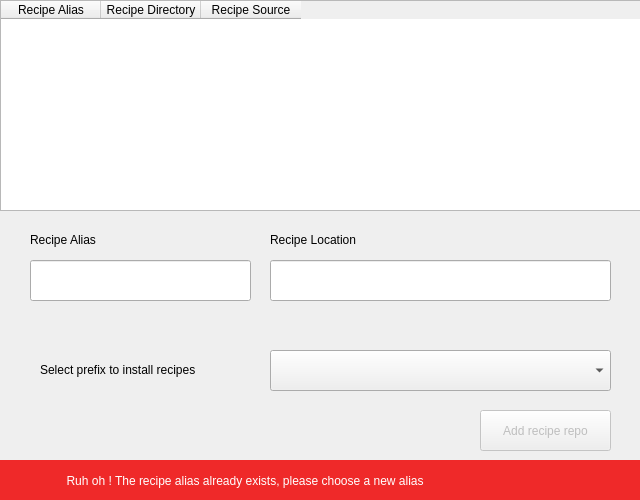
Qt form designer/recipe_config.ui (NinjaComics/pybombs-qtgui) before a commit.
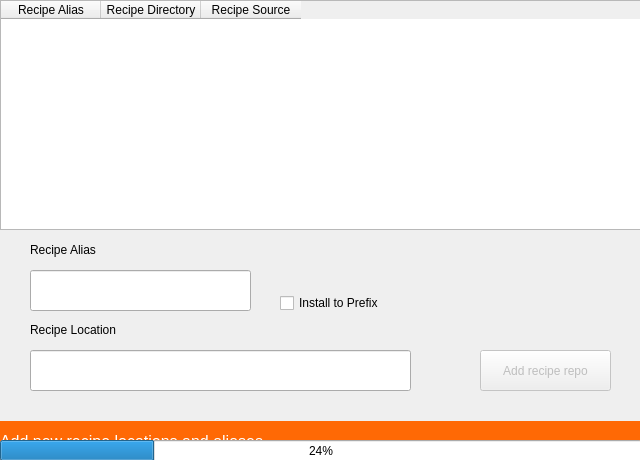
The same form after that commit.

Commit message: Add functionalities to recipe manager dialog

The edit to the form file:
```diff
--- a/designer/recipe_config.ui
+++ b/designer/recipe_config.ui
@@ -7,7 +7,7 @@
     <x>0</x>
     <y>0</y>
     <width>640</width>
-    <height>500</height>
+    <height>460</height>
    </rect>
   </property>
   <property name="sizePolicy">
@@ -26,7 +26,7 @@
    <property name="geometry">
     <rect>
      <x>30</x>
-     <y>260</y>
+     <y>270</y>
      <width>221</width>
      <height>41</height>
     </rect>
@@ -35,9 +35,9 @@
   <widget class="QLineEdit" name="lineEdit_2">
    <property name="geometry">
     <rect>
-     <x>270</x>
-     <y>260</y>
-     <width>341</width>
+     <x>30</x>
+     <y>350</y>
+     <width>381</width>
      <height>41</height>
     </rect>
    </property>
@@ -49,7 +49,7 @@
    <property name="geometry">
     <rect>
      <x>30</x>
-     <y>230</y>
+     <y>240</y>
      <width>101</width>
      <height>20</height>
     </rect>
@@ -61,8 +61,8 @@
   <widget class="QLabel" name="label_2">
    <property name="geometry">
     <rect>
-     <x>270</x>
-     <y>230</y>
+     <x>30</x>
+     <y>320</y>
      <width>111</width>
      <height>20</height>
     </rect>
@@ -77,7 +77,7 @@
      <x>0</x>
      <y>0</y>
      <width>641</width>
-     <height>211</height>
+     <height>230</height>
     </rect>
    </property>
    <property name="contextMenuPolicy">
@@ -86,6 +86,9 @@
    <property name="frameShadow">
     <enum>QFrame::Sunken</enum>
    </property>
+   <property name="sizeAdjustPolicy">
+    <enum>QAbstractScrollArea::AdjustToContents</enum>
+   </property>
    <property name="editTriggers">
     <set>QAbstractItemView::NoEditTriggers</set>
    </property>
@@ -95,11 +98,14 @@
    <property name="selectionBehavior">
     <enum>QAbstractItemView::SelectRows</enum>
    </property>
+   <property name="showGrid">
+    <bool>false</bool>
+   </property>
    <property name="gridStyle">
     <enum>Qt::NoPen</enum>
    </property>
    <property name="wordWrap">
-    <bool>false</bool>
+    <bool>true</bool>
    </property>
    <column>
     <property name="text">
@@ -124,7 +130,7 @@
    <property name="geometry">
     <rect>
      <x>480</x>
-     <y>410</y>
+     <y>350</y>
      <width>131</width>
      <height>41</height>
     </rect>
@@ -142,29 +148,6 @@
     <bool>false</bool>
    </property>
   </widget>
-  <widget class="QComboBox" name="comboBox">
-   <property name="geometry">
-    <rect>
-     <x>270</x>
-     <y>350</y>
-     <width>341</width>
-     <height>41</height>
-    </rect>
-   </property>
-  </widget>
-  <widget class="QLabel" name="label_3">
-   <property name="geometry">
-    <rect>
-     <x>40</x>
-     <y>360</y>
-     <width>211</width>
-     <height>20</height>
-    </rect>
-   </property>
-   <property name="text">
-    <string>Select prefix to install recipes</string>
-   </property>
-  </widget>
   <widget class="QLabel" name="label_4">
    <property name="enabled">
     <bool>true</bool>
@@ -172,7 +155,7 @@
    <property name="geometry">
     <rect>
      <x>0</x>
-     <y>460</y>
+     <y>421</y>
      <width>641</width>
      <height>41</height>
     </rect>
@@ -190,30 +173,33 @@
     <set>Qt::ImhNone</set>
    </property>
    <property name="text">
-    <string>                                      Add new recipe locations and aliases here</string>
+    <string>Add new recipe locations and aliases</string>
    </property>
   </widget>
-  <widget class="QLabel" name="label_5">
-   <property name="enabled">
-    <bool>true</bool>
-   </property>
+  <widget class="QProgressBar" name="progressBar">
    <property name="geometry">
     <rect>
      <x>0</x>
-     <y>460</y>
-     <width>641</width>
-     <height>41</height>
+     <y>440</y>
+     <width>642</width>
+     <height>21</height>
     </rect>
    </property>
-   <property name="styleSheet">
-    <string notr="true">color: rgb(255, 255, 255);
-background-color: rgb(239, 41, 41);</string>
+   <property name="value">
+    <number>24</number>
    </property>
-   <property name="inputMethodHints">
-    <set>Qt::ImhNone</set>
+  </widget>
+  <widget class="QCheckBox" name="checkBox">
+   <property name="geometry">
+    <rect>
+     <x>280</x>
+     <y>290</y>
+     <width>131</width>
+     <height>26</height>
+    </rect>
    </property>
    <property name="text">
-    <string>                    Ruh oh ! The recipe alias already exists, please choose a new alias</string>
+    <string>Install to Prefix</string>
    </property>
   </widget>
  </widget>
```
The commit also changes 2 other files.
